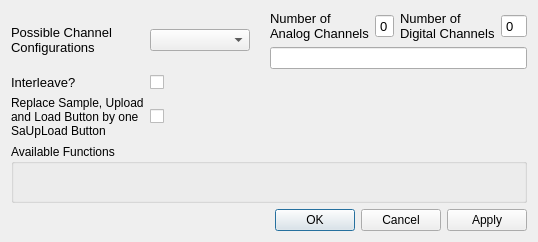
First picture: the form in gui/pulsed/ui_pulsed_main_gui_settings_block_gen.ui, repository Ulm-IQO/qudi, before the edit.
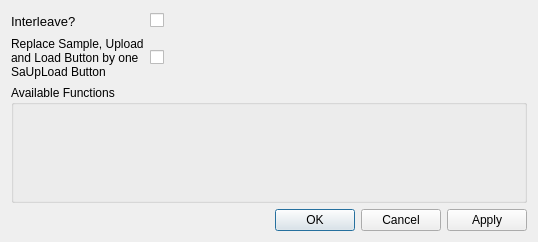
Second picture: the form after the edit.

Commit message: Tweaked the activation methods a bit more and moved the laser length parameter from the pulse extraction to the pulse analysis. This is only accessible when the fast counter is gated since it only matters in that case.

The edit to the form file:
```diff
--- a/gui/pulsed/ui_pulsed_main_gui_settings_block_gen.ui
+++ b/gui/pulsed/ui_pulsed_main_gui_settings_block_gen.ui
@@ -16,7 +16,7 @@
   <layout class="QGridLayout" name="gridLayout_2">
    <item row="0" column="0">
     <layout class="QGridLayout" name="gridLayout">
-     <item row="6" column="0" colspan="7">
+     <item row="5" column="0" colspan="4">
       <widget class="QGroupBox" name="groupBox">
        <property name="title">
         <string>Available Functions</string>
@@ -28,91 +28,40 @@
        </layout>
       </widget>
      </item>
-     <item row="0" column="5">
-      <widget class="QLabel" name="label_3">
-       <property name="font">
-        <font>
-         <pointsize>10</pointsize>
-        </font>
-       </property>
+     <item row="2" column="1">
+      <widget class="QCheckBox" name="use_saupload_CheckBox">
        <property name="text">
-        <string>&lt;html&gt;&lt;head/&gt;&lt;body&gt;&lt;p&gt;Number of &lt;br/&gt;Digital Channels&lt;/p&gt;&lt;/body&gt;&lt;/html&gt;</string>
+        <string/>
        </property>
       </widget>
      </item>
-     <item row="0" column="6">
-      <widget class="QSpinBox" name="digital_channels_SpinBox">
-       <property name="maximumSize">
-        <size>
-         <width>40</width>
-         <height>16777215</height>
-        </size>
+     <item row="1" column="1">
+      <widget class="QCheckBox" name="use_interleave_CheckBox">
+       <property name="text">
+        <string/>
        </property>
-       <property name="font">
-        <font>
-         <pointsize>10</pointsize>
-        </font>
-       </property>
-       <property name="readOnly">
-        <bool>true</bool>
-       </property>
-       <property name="buttonSymbols">
-        <enum>QAbstractSpinBox::NoButtons</enum>
-       </property>
-       <property name="minimum">
-        <number>0</number>
-       </property>
-       <property name="maximum">
-        <number>16</number>
-       </property>
-       <property name="value">
-        <number>0</number>
-       </property>
       </widget>
      </item>
-     <item row="0" column="3">
-      <widget class="QLabel" name="label_4">
-       <property name="font">
-        <font>
-         <pointsize>10</pointsize>
-        </font>
-       </property>
+     <item row="2" column="0">
+      <widget class="QLabel" name="label_6">
        <property name="text">
-        <string>&lt;html&gt;&lt;head/&gt;&lt;body&gt;&lt;p&gt;Number of &lt;br/&gt;Analog Channels&lt;/p&gt;&lt;/body&gt;&lt;/html&gt;</string>
+        <string>&lt;html&gt;&lt;head/&gt;&lt;body&gt;&lt;p&gt;Replace Sample, Upload&lt;br/&gt;and Load Button by one&lt;br/&gt;SaUpLoad Button&lt;/p&gt;&lt;/body&gt;&lt;/html&gt;</string>
        </property>
       </widget>
      </item>
-     <item row="0" column="4">
-      <widget class="QSpinBox" name="analog_channels_SpinBox">
-       <property name="sizePolicy">
-        <sizepolicy hsizetype="Maximum" vsizetype="Fixed">
-         <horstretch>0</horstretch>
-         <verstretch>0</verstretch>
-        </sizepolicy>
-       </property>
-       <property name="maximumSize">
-        <size>
-         <width>40</width>
-         <height>16777215</height>
-        </size>
-       </property>
+     <item row="1" column="0">
+      <widget class="QLabel" name="label_5">
        <property name="font">
         <font>
          <pointsize>10</pointsize>
         </font>
        </property>
-       <property name="readOnly">
-        <bool>true</bool>
+       <property name="text">
+        <string>Interleave?</string>
        </property>
-       <property name="buttonSymbols">
-        <enum>QAbstractSpinBox::NoButtons</enum>
-       </property>
-       <property name="maximum">
-        <number>4</number>
-       </property>
       </widget>
      </item>
-     <item row="0" column="2">
+     <item row="1" column="2">
       <spacer name="horizontalSpacer">
        <property name="orientation">
         <enum>Qt::Horizontal</enum>
@@ -125,73 +74,6 @@
        </property>
       </spacer>
      </item>
-     <item row="1" column="3" colspan="4">
-      <widget class="QLineEdit" name="ch_activation_pattern_LineEdit"/>
-     </item>
-     <item row="2" column="0">
-      <widget class="QLabel" name="label_5">
-       <property name="font">
-        <font>
-         <pointsize>10</pointsize>
-        </font>
-       </property>
-       <property name="text">
-        <string>Interleave?</string>
-       </property>
-      </widget>
-     </item>
-     <item row="2" column="1">
-      <widget class="QCheckBox" name="use_interleave_CheckBox">
-       <property name="text">
-        <string/>
-       </property>
-      </widget>
-     </item>
-     <item row="3" column="1">
-      <widget class="QCheckBox" name="use_saupload_CheckBox">
-       <property name="text">
-        <string/>
-       </property>
-      </widget>
-     </item>
-     <item row="3" column="0">
-      <widget class="QLabel" name="label_6">
-       <property name="text">
-        <string>&lt;html&gt;&lt;head/&gt;&lt;body&gt;&lt;p&gt;Replace Sample, Upload&lt;br/&gt;and Load Button by one&lt;br/&gt;SaUpLoad Button&lt;/p&gt;&lt;/body&gt;&lt;/html&gt;</string>
-       </property>
-      </widget>
-     </item>
-     <item row="0" column="0" rowspan="2">
-      <widget class="QLabel" name="label">
-       <property name="font">
-        <font>
-         <pointsize>10</pointsize>
-        </font>
-       </property>
-       <property name="toolTip">
-        <string>&lt;html&gt;&lt;head/&gt;&lt;body&gt;&lt;p&gt;Choose one of the possible&lt;br/&gt;channel configuration which is&lt;br/&gt;dictated by the attached hardware.&lt;/p&gt;&lt;/body&gt;&lt;/html&gt;</string>
-       </property>
-       <property name="text">
-        <string>&lt;html&gt;&lt;head/&gt;&lt;body&gt;&lt;p&gt;Possible Channel &lt;br/&gt;Configurations&lt;/p&gt;&lt;/body&gt;&lt;/html&gt;</string>
-       </property>
-      </widget>
-     </item>
-     <item row="0" column="1" rowspan="2">
-      <widget class="QComboBox" name="activation_config_ComboBox">
-       <property name="minimumSize">
-        <size>
-         <width>100</width>
-         <height>0</height>
-        </size>
-       </property>
-       <property name="maximumSize">
-        <size>
-         <width>100</width>
-         <height>16777215</height>
-        </size>
-       </property>
-      </widget>
-     </item>
     </layout>
    </item>
    <item row="2" column="0">
```
The commit also changes 4 other files.
